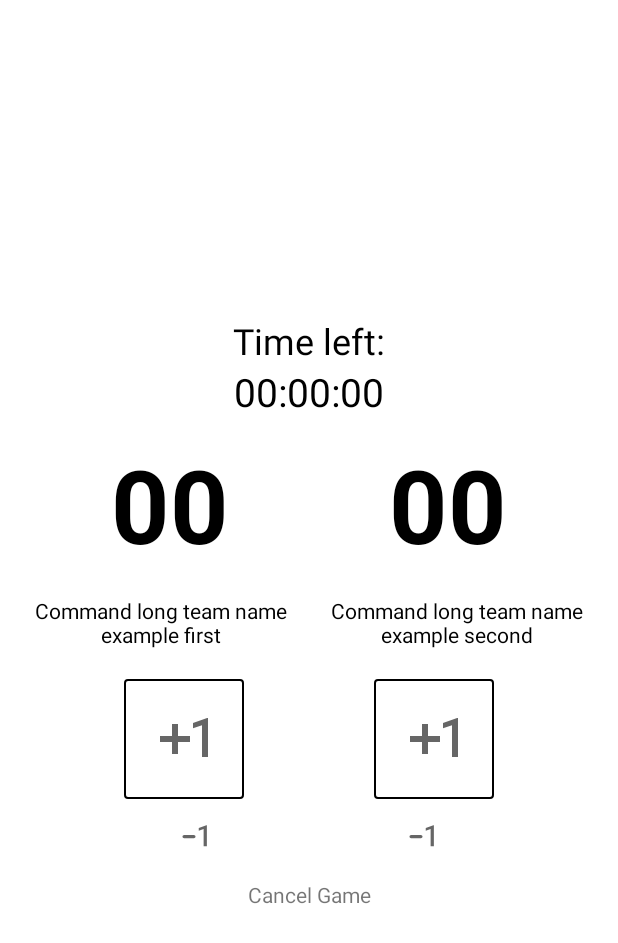
After one commit to HardSea/Razvii_project1, an Android app: the layout fragment_current_game_constraint_layout.xml on its own in the app's theme, with its tools: preview values and no code run, on a phone screen of 412 x 824 dp. The commit adds this screen. Shown: the top 943 px of the screen. Run offline under Robolectric (Android 15) with nearby library versions, the phone set to English and light mode, and no system bars.

Commit message:
Update 0.3

```diff
--- /dev/null
+++ b/app/src/main/java/com/pmacademy/razvii_project1/Team.kt
@@ -0,0 +1,5 @@
+package com.pmacademy.razvii_project1
+
+class Team (val name: String) {
+    var cntWinnableGames: Int = 0
+}
--- /dev/null
+++ b/app/src/main/res/layout/fragment_current_game_constraint_layout.xml
@@ -0,0 +1,174 @@
+<?xml version="1.0" encoding="utf-8"?>
+<androidx.constraintlayout.widget.ConstraintLayout xmlns:android="http://schemas.android.com/apk/res/android"
+    xmlns:app="http://schemas.android.com/apk/res-auto"
+    xmlns:tools="http://schemas.android.com/tools"
+    android:id="@+id/linearLayout"
+    android:layout_width="match_parent"
+    android:layout_height="match_parent"
+    android:layout_gravity="center"
+    android:gravity="center">
+
+
+    <TextView
+        android:id="@+id/tv_time_left_text"
+        android:layout_width="wrap_content"
+        android:layout_height="wrap_content"
+        android:gravity="center"
+        android:text="@string/time_left"
+        android:textColor="@color/black"
+        android:textSize="24sp"
+        app:layout_constraintBottom_toTopOf="@id/tv_time_left_value"
+        app:layout_constraintLeft_toLeftOf="parent"
+        app:layout_constraintRight_toRightOf="parent"
+        app:layout_constraintTop_toTopOf="parent"
+        app:layout_constraintVertical_chainStyle="packed" />
+
+    <TextView
+        android:id="@+id/tv_time_left_value"
+        android:layout_width="wrap_content"
+        android:layout_height="wrap_content"
+        android:textColor="@color/black"
+        android:textSize="26sp"
+        app:layout_constraintBottom_toTopOf="@id/tv_game_score_first_team"
+        app:layout_constraintLeft_toLeftOf="parent"
+        app:layout_constraintRight_toRightOf="parent"
+        app:layout_constraintTop_toBottomOf="@id/tv_time_left_text"
+        tools:text="00:00:00" />
+
+
+    <TextView
+        android:id="@+id/tv_game_score_first_team"
+        android:layout_width="wrap_content"
+        android:layout_height="wrap_content"
+        android:layout_marginTop="12dp"
+        android:layout_marginEnd="16dp"
+        android:textColor="@color/black"
+        android:textSize="68sp"
+        android:textStyle="bold"
+        app:layout_constraintBottom_toTopOf="@id/tv_name_first_team"
+        app:layout_constraintLeft_toLeftOf="parent"
+        app:layout_constraintRight_toLeftOf="@id/tv_game_score_second_team"
+        app:layout_constraintTop_toBottomOf="@+id/tv_time_left_value"
+        app:layout_constraintVertical_chainStyle="packed"
+        android:text="@string/zeros_string" />
+
+    <TextView
+        android:id="@+id/tv_name_first_team"
+        android:layout_width="wrap_content"
+        android:layout_height="wrap_content"
+        android:layout_marginTop="8dp"
+        android:layout_marginBottom="8dp"
+        android:gravity="center"
+        android:lines="3"
+        android:maxWidth="180dp"
+        android:textColor="@color/black"
+        app:layout_constraintBottom_toTopOf="@id/btn_add_point_first_team"
+        app:layout_constraintLeft_toLeftOf="parent"
+        app:layout_constraintRight_toLeftOf="@id/tv_name_second_team"
+        app:layout_constraintTop_toBottomOf="@id/tv_game_score_first_team"
+        tools:text="Command long team name example first" />
+
+
+    <ImageButton
+        android:id="@+id/btn_add_point_first_team"
+        android:layout_width="wrap_content"
+        android:layout_height="wrap_content"
+        android:layout_margin="4dp"
+        android:background="@drawable/selector_imagebtn"
+        android:contentDescription="@string/content_description_plus_1_for_first_command"
+        android:padding="16dp"
+        android:src="@drawable/ic_plus_1"
+        app:layout_constraintBottom_toTopOf="@id/btn_neg_point_first_team"
+        app:layout_constraintLeft_toLeftOf="parent"
+        app:layout_constraintRight_toLeftOf="@id/btn_add_point_second_team"
+        app:layout_constraintTop_toBottomOf="@id/tv_name_first_team" />
+
+    <ImageButton
+        android:id="@+id/btn_neg_point_first_team"
+        android:layout_width="wrap_content"
+        android:layout_height="wrap_content"
+        android:layout_margin="4dp"
+        android:background="@android:color/transparent"
+        android:contentDescription="@string/content_description_minus_1_for_first_command"
+        android:padding="4dp"
+        android:src="@drawable/ic_neg_1"
+        app:layout_constraintBottom_toTopOf="@id/tv_cancel_game"
+        app:layout_constraintLeft_toLeftOf="parent"
+        app:layout_constraintRight_toLeftOf="@id/btn_neg_point_second_team"
+        app:layout_constraintTop_toBottomOf="@id/btn_add_point_first_team" />
+
+
+    <TextView
+        android:id="@+id/tv_game_score_second_team"
+        android:layout_width="wrap_content"
+        android:layout_height="wrap_content"
+        android:layout_marginStart="16dp"
+        android:textColor="@color/black"
+        android:textSize="68sp"
+        android:textStyle="bold"
+        app:layout_constraintBottom_toTopOf="@id/tv_name_second_team"
+        app:layout_constraintLeft_toRightOf="@id/tv_game_score_first_team"
+        app:layout_constraintRight_toRightOf="parent"
+        app:layout_constraintTop_toTopOf="@id/tv_game_score_first_team"
+        app:layout_constraintVertical_chainStyle="packed"
+        android:text="@string/zeros_string" />
+
+    <TextView
+        android:id="@+id/tv_name_second_team"
+        android:layout_width="wrap_content"
+        android:layout_height="wrap_content"
+        android:layout_marginTop="8dp"
+        android:layout_marginBottom="8dp"
+        android:gravity="center"
+        android:lines="3"
+        android:maxWidth="180dp"
+        android:textColor="@color/black"
+        app:layout_constraintBottom_toTopOf="@id/btn_add_point_second_team"
+        app:layout_constraintLeft_toRightOf="@id/tv_name_first_team"
+        app:layout_constraintRight_toRightOf="parent"
+        app:layout_constraintTop_toBottomOf="@id/tv_game_score_second_team"
+        tools:text="Command long team name example second" />
+
+
+    <ImageButton
+        android:id="@+id/btn_add_point_second_team"
+        android:layout_width="wrap_content"
+        android:layout_height="wrap_content"
+        android:layout_margin="4dp"
+        android:background="@drawable/selector_imagebtn"
+        android:contentDescription="@string/content_description_plus_1_for_first_command"
+        android:padding="16dp"
+        android:src="@drawable/ic_plus_1"
+        app:layout_constraintBottom_toTopOf="@id/btn_neg_point_second_team"
+        app:layout_constraintLeft_toRightOf="@id/btn_add_point_first_team"
+        app:layout_constraintRight_toRightOf="parent"
+        app:layout_constraintTop_toBottomOf="@id/tv_name_second_team" />
+
+    <ImageButton
+        android:id="@+id/btn_neg_point_second_team"
+        android:layout_width="wrap_content"
+        android:layout_height="wrap_content"
+        android:layout_margin="4dp"
+        android:background="@android:color/transparent"
+        android:contentDescription="@string/content_description_minus_1_for_first_command"
+        android:padding="4dp"
+        android:src="@drawable/ic_neg_1"
+        app:layout_constraintBottom_toTopOf="@id/tv_cancel_game"
+        app:layout_constraintLeft_toRightOf="@+id/btn_neg_point_first_team"
+        app:layout_constraintRight_toRightOf="parent"
+        app:layout_constraintTop_toBottomOf="@id/btn_add_point_second_team" />
+
+
+    <TextView
+        android:id="@+id/tv_cancel_game"
+        android:layout_width="wrap_content"
+        android:layout_height="wrap_content"
+        android:gravity="center"
+        android:padding="8dp"
+        android:text="@string/cancel_game"
+        app:layout_constraintBottom_toBottomOf="parent"
+        app:layout_constraintLeft_toLeftOf="parent"
+        app:layout_constraintRight_toRightOf="parent"
+        app:layout_constraintTop_toBottomOf="@id/btn_neg_point_first_team" />
+
+</androidx.constraintlayout.widget.ConstraintLayout>
--- a/app/src/main/res/values/strings.xml
+++ b/app/src/main/res/values/strings.xml
@@ -4,5 +4,10 @@
     <string name="winner_list">Show winner list</string>
     <string name="checkbox_text_q">Save the result of this game?</string>
     <string name="rv_text_list_winners">%1$s \nTotal winning games — %2$d</string>
+    <string name="time_left">Time left:</string>
+    <string name="content_description_plus_1_for_first_command">Plus 1 for first command</string>
+    <string name="content_description_minus_1_for_first_command">Minus 1 for first command</string>
+    <string name="cancel_game">Cancel Game</string>
+    <string name="zeros_string">00</string>
 
 </resources>
```
Also changed, not shown: app/src/main/java/com/pmacademy/razvii_project1/CurrentGameFragment.kt (+7 -6 lines), app/src/main/java/com/pmacademy/razvii_project1/GameListRecyclerViewAdapter.kt (+14 -16 lines), app/src/main/java/com/pmacademy/razvii_project1/WinnerList.kt (+6 -5 lines), app/src/main/java/com/pmacademy/razvii_project1/WinnerListActivity.kt (+14 -20 lines), app/src/main/res/layout/fragment_current_game.xml (+31 -33 lines), 1 other file.
